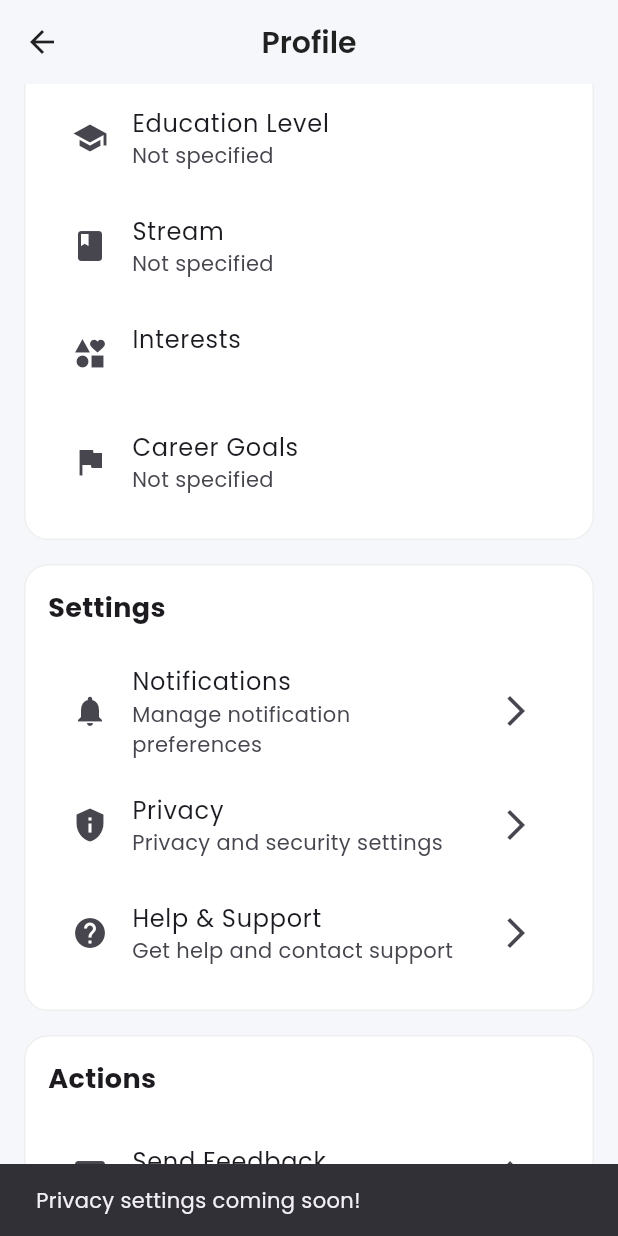
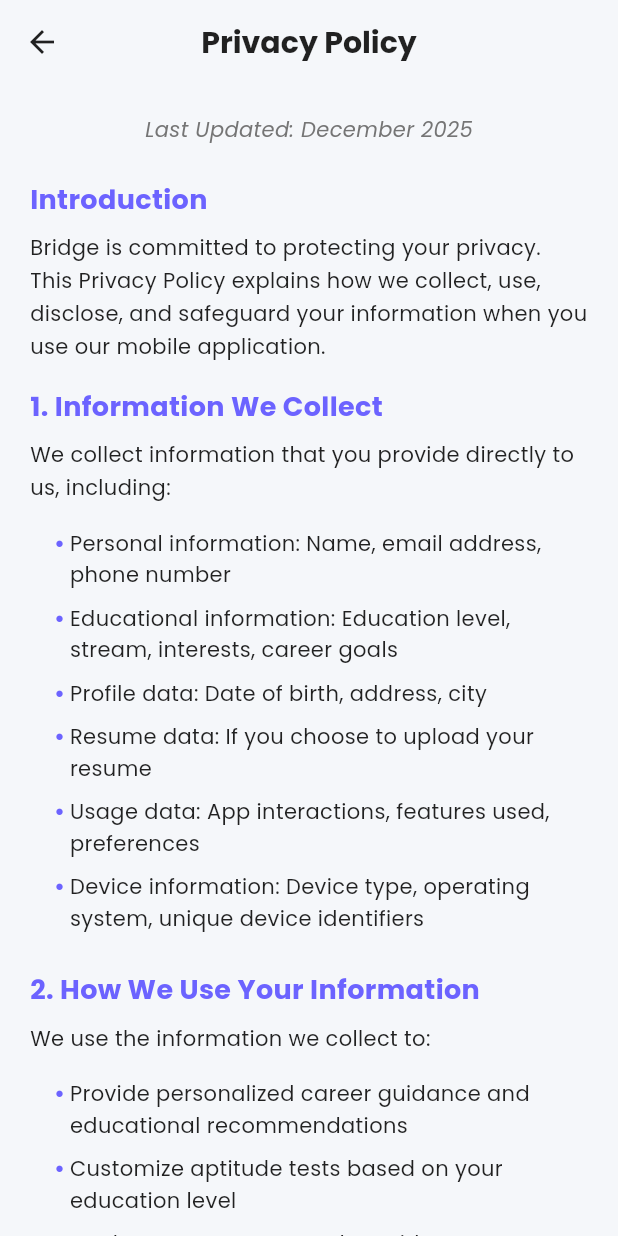
Before and after one commit to jerytom33/bridge_apk_demo, a Flutter app: the ProfileSettingsScreen screen opened directly, scrolled down 576 dp, after a tap on "Privacy", on a phone screen of 412 x 824 dp. Run offline on Flutter 3.47's test engine with Material 3 defaults, Android fonts, the phone set to English and light mode, and no system bars; our stand-ins replace file_picker, firebase_core, firebase_messaging, flutter_secure_storage, flutter_spinkit, google_fonts and 5 more; accounts and stored records are empty; network calls fail.

Commit message:
feat: add profile settings, help & support, and privacy policy screens - APtitude test is working but issue when token is limited

```diff
--- /dev/null
+++ b/lib/screens/privacy_policy_screen.dart
@@ -0,0 +1,267 @@
+import 'package:flutter/material.dart';
+import 'package:google_fonts/google_fonts.dart';
+
+class PrivacyPolicyScreen extends StatelessWidget {
+  const PrivacyPolicyScreen({super.key});
+
+  @override
+  Widget build(BuildContext context) {
+    return Scaffold(
+      appBar: AppBar(
+        title: Text(
+          'Privacy Policy',
+          style: GoogleFonts.poppins(fontSize: 20, fontWeight: FontWeight.bold),
+        ),
+        centerTitle: true,
+      ),
+      body: SingleChildScrollView(
+        padding: const EdgeInsets.all(20.0),
+        child: Column(
+          crossAxisAlignment: CrossAxisAlignment.start,
+          children: [
+            // Last Updated
+            Center(
+              child: Text(
+                'Last Updated: December 2025',
+                style: GoogleFonts.poppins(
+                  fontSize: 14,
+                  color: Colors.grey[600],
+                  fontStyle: FontStyle.italic,
+                ),
+              ),
+            ),
+            const SizedBox(height: 24),
+
+            // Introduction
+            _buildSection(
+              'Introduction',
+              'Bridge is committed to protecting your privacy. This Privacy Policy explains how we collect, use, disclose, and safeguard your information when you use our mobile application.',
+            ),
+
+            _buildSection(
+              '1. Information We Collect',
+              'We collect information that you provide directly to us, including:',
+            ),
+            _buildBulletPoint(
+              'Personal information: Name, email address, phone number',
+            ),
+            _buildBulletPoint(
+              'Educational information: Education level, stream, interests, career goals',
+            ),
+            _buildBulletPoint('Profile data: Date of birth, address, city'),
+            _buildBulletPoint(
+              'Resume data: If you choose to upload your resume',
+            ),
+            _buildBulletPoint(
+              'Usage data: App interactions, features used, preferences',
+            ),
+            _buildBulletPoint(
+              'Device information: Device type, operating system, unique device identifiers',
+            ),
+
+            const SizedBox(height: 16),
+
+            _buildSection(
+              '2. How We Use Your Information',
+              'We use the information we collect to:',
+            ),
+            _buildBulletPoint(
+              'Provide personalized career guidance and educational recommendations',
+            ),
+            _buildBulletPoint(
+              'Customize aptitude tests based on your education level',
+            ),
+            _buildBulletPoint(
+              'Analyze your resume and provide career insights',
+            ),
+            _buildBulletPoint(
+              'Send you notifications about courses, exams, and opportunities',
+            ),
+            _buildBulletPoint('Improve our services and develop new features'),
+            _buildBulletPoint('Communicate with you about updates and support'),
+            _buildBulletPoint(
+              'Monitor and analyze usage patterns to enhance user experience',
+            ),
+
+            const SizedBox(height: 16),
+
+            _buildSection(
+              '3. Data Sharing and Disclosure',
+              'We do not sell your personal information. We may share your information only in these situations:',
+            ),
+            _buildBulletPoint(
+              'Service Providers: Third-party services that help us operate the app (hosting, analytics, AI services)',
+            ),
+            _buildBulletPoint(
+              'Legal Requirements: When required by law or to protect rights and safety',
+            ),
+            _buildBulletPoint(
+              'Business Transfers: In connection with mergers or acquisitions',
+            ),
+            _buildBulletPoint(
+              'With Your Consent: When you explicitly agree to share information',
+            ),
+
+            const SizedBox(height: 16),
+
+            _buildSection(
+              '4. Data Security',
+              'We implement appropriate technical and organizational measures to protect your data:',
+            ),
+            _buildBulletPoint('Encryption in transit (HTTPS/TLS) and at rest'),
+            _buildBulletPoint(
+              'Secure backend infrastructure with regular security audits',
+            ),
+            _buildBulletPoint('Access controls and authentication mechanisms'),
+            _buildBulletPoint('Regular security assessments and updates'),
+
+            const SizedBox(height: 16),
+
+            _buildSection(
+              '5. Your Rights and Choices',
+              'You have the following rights regarding your personal information:',
+            ),
+            _buildBulletPoint('Access: Request a copy of your personal data'),
+            _buildBulletPoint(
+              'Correction: Update or correct inaccurate information',
+            ),
+            _buildBulletPoint(
+              'Deletion: Request deletion of your account and data',
+            ),
+            _buildBulletPoint(
+              'Opt-out: Unsubscribe from marketing communications',
+            ),
+            _buildBulletPoint(
+              'Data Portability: Request your data in a portable format',
+            ),
+
+            const SizedBox(height: 16),
+
+            _buildSection(
+              '6. Data Retention',
+              'We retain your information for as long as your account is active or as needed to provide services. You may request deletion of your account at any time through the app settings.',
+            ),
+
+            _buildSection(
+              '7. Third-Party Services',
+              'Our app may contain links to third-party websites or services. We are not responsible for the privacy practices of these third parties. Please review their privacy policies before providing any information.',
+            ),
+
+            _buildSection(
+              '8. Children\'s Privacy',
+              'Our service is intended for users aged 13 and above. We do not knowingly collect information from children under 13. If you believe we have collected such information, please contact us immediately.',
+            ),
+
+            _buildSection(
+              '9. Changes to This Policy',
+              'We may update this Privacy Policy from time to time. We will notify you of significant changes through the app or via email. Continued use of the app after changes constitutes acceptance of the updated policy.',
+            ),
+
+            _buildSection(
+              '10. Contact Us',
+              'If you have questions or concerns about this Privacy Policy or our data practices, please contact us at:',
+            ),
+            _buildContactInfo('Email', 'privacy@bridgeapp.com'),
+            _buildContactInfo('Support', 'support@bridgeapp.com'),
+
+            const SizedBox(height: 32),
+
+            // Footer
+            Center(
+              child: Text(
+                '© 2024 Bridge - Career Guidance Platform',
+                style: GoogleFonts.poppins(
+                  fontSize: 12,
+                  color: Colors.grey[400],
+                ),
+              ),
+            ),
+            const SizedBox(height: 16),
+          ],
+        ),
+      ),
+    );
+  }
+
+  Widget _buildSection(String title, String content) {
+    return Padding(
+      padding: const EdgeInsets.only(bottom: 16.0),
+      child: Column(
+        crossAxisAlignment: CrossAxisAlignment.start,
+        children: [
+          Text(
+            title,
+            style: GoogleFonts.poppins(
+              fontSize: 18,
+              fontWeight: FontWeight.bold,
+              color: const Color(0xFF6C63FF),
+            ),
+          ),
+          const SizedBox(height: 8),
+          Text(
+            content,
+            style: GoogleFonts.poppins(
+              fontSize: 14,
+              height: 1.6,
+              color: Colors.black87,
+            ),
+          ),
+        ],
+      ),
+    );
+  }
+
+  Widget _buildBulletPoint(String text) {
+    return Padding(
+      padding: const EdgeInsets.only(left: 16.0, bottom: 8.0),
+      child: Row(
+        crossAxisAlignment: CrossAxisAlignment.start,
+        children: [
+          Text(
+            '• ',
+            style: GoogleFonts.poppins(
+              fontSize: 14,
+              color: const Color(0xFF6C63FF),
+              fontWeight: FontWeight.bold,
+            ),
+          ),
+          Expanded(
+            child: Text(
+              text,
+              style: GoogleFonts.poppins(
+                fontSize: 14,
+                height: 1.5,
+                color: Colors.black87,
+              ),
+            ),
+          ),
+        ],
+      ),
+    );
+  }
+
+  Widget _buildContactInfo(String label, String value) {
+    return Padding(
+      padding: const EdgeInsets.only(left: 16.0, bottom: 8.0),
+      child: Row(
+        children: [
+          Text(
+            '$label: ',
+            style: GoogleFonts.poppins(
+              fontSize: 14,
+              fontWeight: FontWeight.w600,
+              color: Colors.black87,
+            ),
+          ),
+          Text(
+            value,
+            style: GoogleFonts.poppins(
+              fontSize: 14,
+              color: const Color(0xFF6C63FF),
+            ),
+          ),
+        ],
+      ),
+    );
+  }
+}
--- a/lib/screens/profile_settings_screen.dart
+++ b/lib/screens/profile_settings_screen.dart
@@ -4,6 +4,9 @@ import 'package:intl/intl.dart';
 import '../services/api_service.dart';
 
 import 'login_screen.dart';
+import 'notifications_screen.dart';
+import 'privacy_policy_screen.dart';
+import 'help_support_screen.dart';
 
 class ProfileSettingsScreen extends StatefulWidget {
   const ProfileSettingsScreen({super.key});
@@ -609,9 +612,10 @@ class _ProfileSettingsScreenState extends State<ProfileSettingsScreen> {
                       leading: const Icon(Icons.notifications),
                       trailing: const Icon(Icons.arrow_forward_ios),
                       onTap: () {
-                        ScaffoldMessenger.of(context).showSnackBar(
-                          const SnackBar(
-                            content: Text('Notification settings coming soon!'),
+                        Navigator.push(
+                          context,
+                          MaterialPageRoute(
+                            builder: (context) => const NotificationsScreen(),
                           ),
                         );
                       },
@@ -624,9 +628,10 @@ class _ProfileSettingsScreenState extends State<ProfileSettingsScreen> {
                       leading: const Icon(Icons.privacy_tip),
                       trailing: const Icon(Icons.arrow_forward_ios),
                       onTap: () {
-                        ScaffoldMessenger.of(context).showSnackBar(
-                          const SnackBar(
-                            content: Text('Privacy settings coming soon!'),
+                        Navigator.push(
+                          context,
+                          MaterialPageRoute(
+                            builder: (context) => const PrivacyPolicyScreen(),
                           ),
                         );
                       },
@@ -639,9 +644,10 @@ class _ProfileSettingsScreenState extends State<ProfileSettingsScreen> {
                       leading: const Icon(Icons.help),
                       trailing: const Icon(Icons.arrow_forward_ios),
                       onTap: () {
-                        ScaffoldMessenger.of(context).showSnackBar(
-                          const SnackBar(
-                            content: Text('Help & support coming soon!'),
+                        Navigator.push(
+                          context,
+                          MaterialPageRoute(
+                            builder: (context) => const HelpSupportScreen(),
                           ),
                         );
                       },
```
Also changed, not shown: lib/screens/help_support_screen.dart (added, +322 -0 lines).
